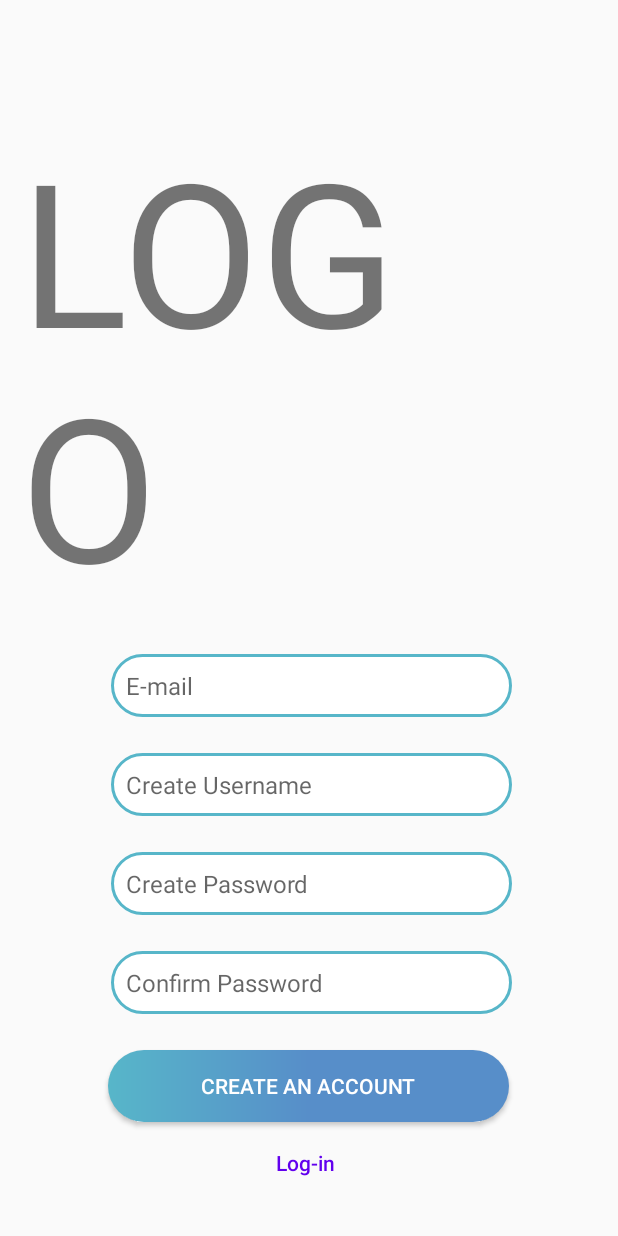
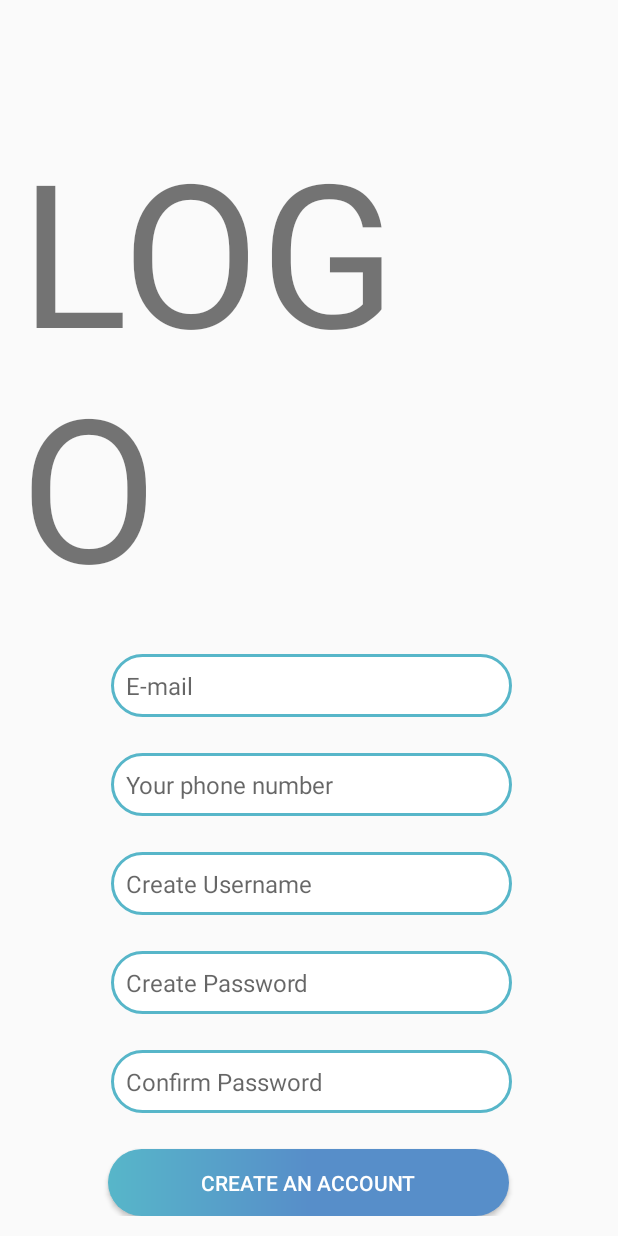
Before and after one commit to ItsLyy/WalLot, an Android app: the layout signup_page.xml on its own in the app's theme, with its tools: preview values and no code run, on a phone screen of 412 x 824 dp. Run offline under Robolectric (Android 15) with nearby library versions, the light colour scheme and no system bars.

Commit message:
Log-in and Sign-up

```diff
--- a/app/src/main/java/com/irlyreza/wallot/Data.java
+++ b/app/src/main/java/com/irlyreza/wallot/Data.java
@@ -28,7 +28,7 @@ public class Data extends SQLiteOpenHelper {
 
     @Override
     public void onCreate(SQLiteDatabase db) {
-        String query = "CREATE TABLE IF NOT EXISTS " + nama_table + "(id INT(50) PRIMARY KEY AUTOINCREMENT ,username VARCHAR(8),password VARCHAR(12) )";
+        String query = "CREATE TABLE IF NOT EXISTS " + nama_table + "(id INT(50) PRIMARY KEY AUTOINCREMENT ,username VARCHAR(8),password VARCHAR(12),email VARCHAR(50), phone VARCHAR(20) )";
         db.execSQL(query);
     }
 
@@ -62,8 +62,8 @@ public class Data extends SQLiteOpenHelper {
 
     }
 
-    public void insert_data(String username, String password){
-        database.execSQL("INSERT INTO "+nama_table+"(username,password) VALUES ('"+username+"','"+password+"')");
+    public void insert_data(String username, String password, String email, String phone){
+        database.execSQL("INSERT INTO "+nama_table+"(username,password,email,phone) VALUES ('"+username+"','"+password+", "+email+", "+phone+"')");
         Toast.makeText(context, "Your account has been created", Toast.LENGTH_SHORT).show();
     }
 
--- a/app/src/main/res/layout/login_page.xml
+++ b/app/src/main/res/layout/login_page.xml
@@ -22,7 +22,9 @@
         android:layout_width="267dp"
         android:layout_height="wrap_content"
         android:layout_below="@+id/textView"
+        android:layout_alignParentStart="true"
         android:layout_alignParentEnd="true"
+        android:layout_marginStart="72dp"
         android:layout_marginTop="82dp"
         android:layout_marginEnd="57dp"
         android:background="@drawable/bg_edittext"
--- a/app/src/main/res/layout/signup_page.xml
+++ b/app/src/main/res/layout/signup_page.xml
@@ -31,12 +31,26 @@
         android:textColor="#000000"
         android:textSize="16sp" />
 
+    <EditText
+        android:id="@+id/phonenumb"
+        android:layout_width="267dp"
+        android:layout_height="wrap_content"
+        android:layout_below="@+id/email"
+        android:layout_alignParentEnd="true"
+        android:layout_marginTop="24dp"
+        android:layout_marginEnd="57dp"
+        android:background="@drawable/bg_edittext"
+        android:hint="Your phone number"
+        android:padding="10dp"
+        android:textColor="#000000"
+        android:textSize="16sp" />
+
 
     <EditText
         android:id="@+id/username"
         android:layout_width="267dp"
         android:layout_height="wrap_content"
-        android:layout_below="@+id/email"
+        android:layout_below="@+id/phonenumb"
         android:layout_alignParentEnd="true"
         android:layout_marginTop="24dp"
         android:layout_marginEnd="57dp"
@@ -46,9 +60,24 @@
         android:textColor="#000000"
         android:textSize="16sp" />
 
+    <EditText
+        android:id="@+id/password"
+        android:inputType="textPassword"
+        android:layout_width="267dp"
+        android:layout_height="wrap_content"
+        android:layout_below="@+id/username"
+        android:layout_alignParentEnd="true"
+        android:layout_marginTop="24dp"
+        android:layout_marginEnd="57dp"
+        android:background="@drawable/bg_edittext"
+        android:hint="Create Password"
+        android:padding="10dp"
+        android:textColor="#000000"
+        android:textSize="16sp" />
 
     <EditText
         android:id="@+id/passwordCfr"
+        android:inputType="textPassword"
         android:layout_width="267dp"
         android:layout_height="wrap_content"
         android:layout_below="@+id/password"
@@ -61,19 +90,6 @@
         android:textColor="#000000"
         android:textSize="16sp" />
 
-    <EditText
-        android:id="@+id/password"
-        android:layout_width="267dp"
-        android:layout_height="wrap_content"
-        android:layout_below="@+id/username"
-        android:layout_alignParentEnd="true"
-        android:layout_marginTop="24dp"
-        android:layout_marginEnd="57dp"
-        android:background="@drawable/bg_edittext"
-        android:hint="Create Password"
-        android:padding="10dp"
-        android:textColor="#000000"
-        android:textSize="16sp" />
 
 <!--    <CheckBox-->
 <!--        android:id="@+id/checkBox"-->
```
Also changed, not shown: app/src/main/java/com/irlyreza/wallot/Signup.java (+14 -3 lines).
